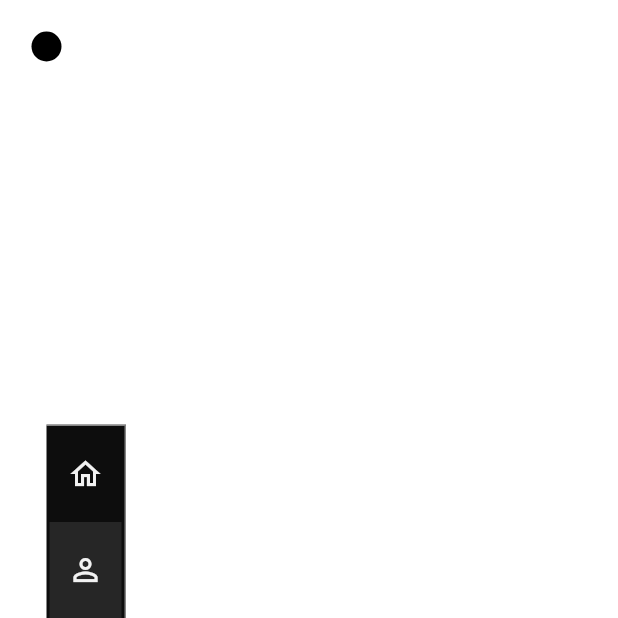
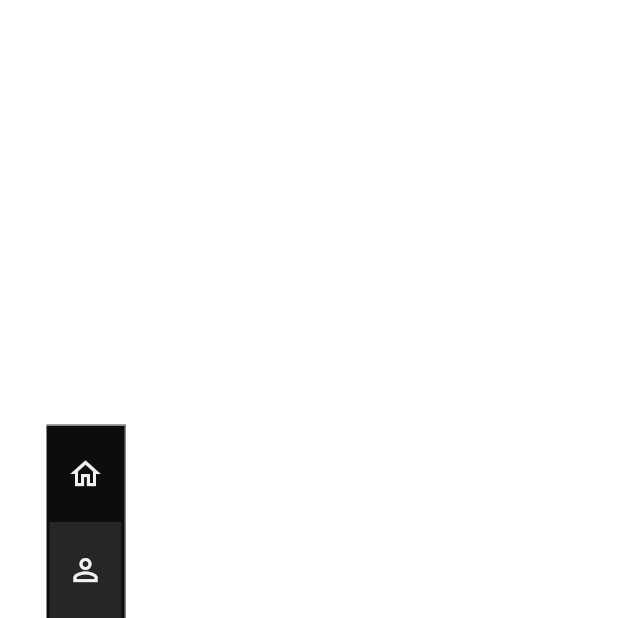
Before and after one commit to 0xharkirat/portfolio, a Flutter app: the screen it shows after launch, after a tap on the "person outline" icon, on a phone screen of 412 x 824 dp, the top half of it. Run offline on Flutter 3.47's test engine with Material 3 defaults, Android fonts, the phone set to English and light mode, and no system bars; drawn by our look-alikes of flutter_animate; our stand-ins replace flutter_riverpod, font_awesome_flutter, responsive_builder, transparent_image, url_strategy; missing offline and left inert: dart:js; network calls fail.

Commit message:
Revert "added cursor blend mode"
This reverts commit 158f0d0a66b7c99b3e71efe6038bdeba2fd6be9a.

```diff
--- a/lib/cursor_animation/animated_cursor.dart
+++ /dev/null
@@ -1,49 +0,0 @@
-import 'package:flutter/material.dart';
-
-class AnimatedPointer extends StatelessWidget {
-  const AnimatedPointer({super.key, this.movementDuration = const Duration(milliseconds: 700),
-    this.radius = 30, required this.pointerOffset,});
-
-  final Duration movementDuration;
-  final Offset pointerOffset;
-  final double radius;
-
-  @override
-  Widget build(BuildContext context) {
-    return AnimatedPositioned(
-      duration: movementDuration,
-      curve: Curves.easeOutExpo,
-      top: pointerOffset.dy,
-      left: pointerOffset.dx,
-      child: CustomPaint(
-        painter: Pointer(radius: radius)
-      ),
-
-    );
-  }
-}
-
-
-class Pointer extends CustomPainter{
-
-  final double radius;
-
-  Pointer({super.repaint, required this.radius});
-  @override
-  void paint(Canvas canvas, Size size) {
-    canvas.drawCircle(
-      const Offset(0, 0),
-      radius,
-      Paint()
-      ..color = Colors.white
-      ..blendMode = BlendMode.difference
-    );
-  }
-
-  @override
-  bool shouldRepaint(covariant CustomPainter oldDelegate) {
-    return false;
-
-  }
-
-}
--- a/lib/pages/route_view.dart
+++ b/lib/pages/route_view.dart
@@ -1,33 +1,9 @@
 import 'package:flutter/material.dart';
-import 'package:portfolio/cursor_animation/animated_cursor.dart';
 import 'package:portfolio/widgets/navigation_bar.dart';
 
-class RouteView extends StatefulWidget {
+class RouteView extends StatelessWidget {
   const RouteView({super.key, required this.child});
   final Widget child;
-
-  @override
-  State<RouteView> createState() => _RouteViewState();
-}
-
-class _RouteViewState extends State<RouteView>
-    with SingleTickerProviderStateMixin {
-  late Offset? pointerOffset;
-
-  late AnimationController pointerSizeController;
-
-  late Animation<double> pointerAnimation;
-
-  @override
-  void initState() {
-    pointerOffset = const Offset(0, 0);
-    pointerSizeController = AnimationController(
-        vsync: this, duration: const Duration(milliseconds: 300));
-    pointerAnimation = CurvedAnimation(
-        curve: Curves.easeInOutCubic,
-        parent: Tween<double>(begin: 0, end: 1).animate(pointerSizeController));
-    super.initState();
-  }
 
   @override
   Widget build(BuildContext context) {
@@ -35,46 +11,17 @@ class _RouteViewState extends State<RouteView>
       backgroundColor: Colors.transparent,
       body: Padding(
         padding: const EdgeInsets.all(31),
-        child: MouseRegion(
-          opaque: false,
-          cursor: SystemMouseCursors.none,
-          onHover: (event) {
-            setState(() {
-              pointerOffset = event.localPosition;
-            });
-          },
-          onExit: (event) {
-            setState(() {
-              pointerOffset = null;
-            });
-          },
         child: Stack(
           alignment: Alignment.centerLeft,
+
           clipBehavior: Clip.none,
           children: [
-              widget.child,
+            child,
             const Positioned(
               left: 0,
-                child: NavigationBarWeb(),
-              ),
-              if (pointerOffset != null) ...[
-                AnimatedBuilder(
-                  animation: pointerSizeController,
-                  builder: (context, child) {
-                    return AnimatedPointer(
-                      pointerOffset: pointerOffset!,
-                      radius: 45 + 100 * pointerAnimation.value,
-                    );
-                  },
-                ),
-                AnimatedPointer(
-                  pointerOffset: pointerOffset!,
-                  movementDuration: const Duration(milliseconds: 200),
-                  radius: 10,
-                )
+              child: NavigationBarWeb(),),
+
           ],
-            ],
-          ),
         ),
       ),
     );
--- a/lib/widgets/footer.dart
+++ b/lib/widgets/footer.dart
@@ -1,3 +1,5 @@
+
+
 import 'package:flutter/material.dart';
 import 'package:flutter_riverpod/flutter_riverpod.dart';
 import 'package:flutter_staggered_grid_view/flutter_staggered_grid_view.dart';
```
Also changed, not shown: 1 other file. Lines whose indentation alone changed are shown as unchanged.
